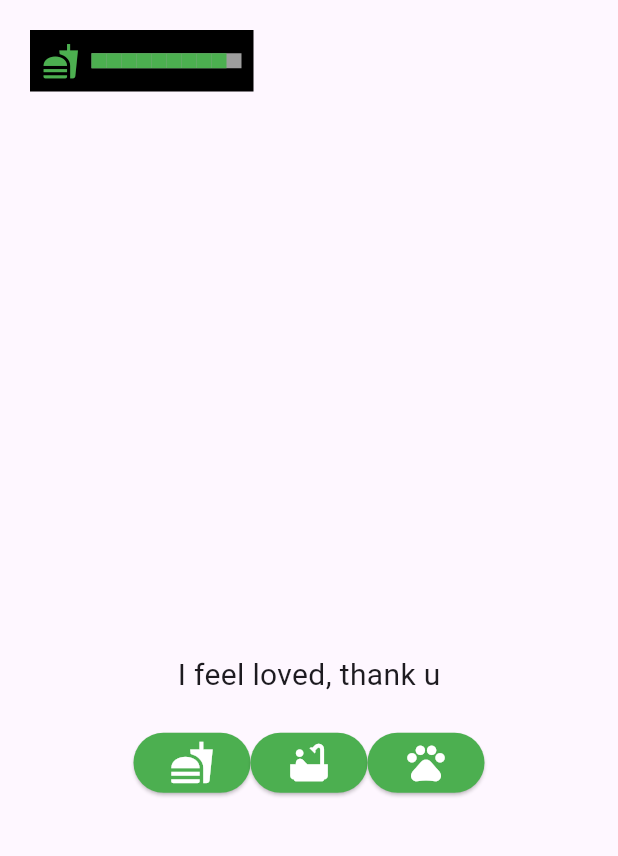
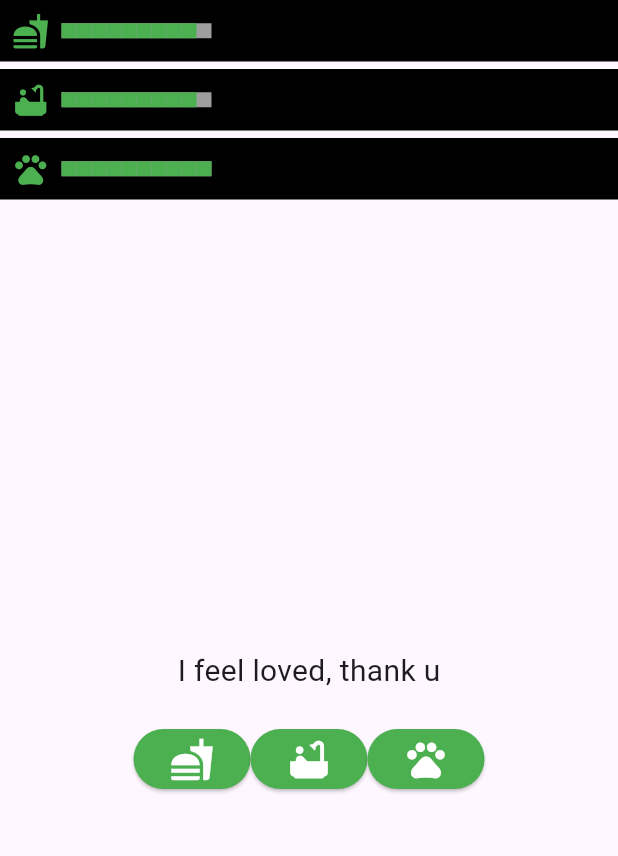
Before and after one commit to Jusss10/PetGame, a Flutter app: the screen it shows after launch, after a tap on the "fastfood" icon, after a tap on the "bathtub" icon, after a tap on the "pets" icon, on a phone screen of 412 x 824 dp, the part 84-940 px from its top. Run offline on Flutter 3.47's test engine with Material 3 defaults, Android fonts, the light colour scheme and no system bars; our stand-ins replace shared_preferences.

Commit message:
Changed so that the needModel gets opgeroepd in homepage for each individual. its ugly but it works

```diff
--- a/lib/screens/home_page.dart
+++ b/lib/screens/home_page.dart
@@ -15,7 +15,7 @@ class MyHomePage extends StatefulWidget {
 
 class _MyHomePageState extends State<MyHomePage> {
   String petStatus = " ";
-  final NeedModel needModel = NeedModel();// initialize need models
+  final NeedModel needModel = NeedModel(); // initialize need models
 
   @override
   void initState() {
@@ -31,7 +31,8 @@ class _MyHomePageState extends State<MyHomePage> {
     setState(() {
       petStatus = "mmmhhh delicious";
     });
-    needModel.updateHungerLevel(needModel.hungerLevel + 2); // increase hunger level
+    needModel.updateHungerLevel(
+        needModel.hungerLevel + 2); // increase hunger level
   }
 
   void bathPet() {
@@ -54,16 +55,24 @@ class _MyHomePageState extends State<MyHomePage> {
       appBar: AppBar(
         title: Text(widget.title),
       ),
-      body: Stack(
+      body: Column( //now it vertically
         children: [
-          Positioned(
-            top: 20,
-            left: 20,
-            child: CustomContainer(
-              icon: Icons.fastfood,
-              needModel: needModel,
-            ),
+          CustomContainer(
+            icon: Icons.fastfood,
+            needStream: needModel.hungerStream,
           ),
+          const SizedBox(height: 5),
+          CustomContainer(
+            icon: Icons.bathtub,
+            needStream: needModel.dirtyStream,
+          ),
+          const SizedBox(height: 5),
+          CustomContainer(
+            icon: Icons.pets,
+            needStream: needModel.attentionStream,
+          ),
+          const SizedBox(height: 100),
+
           Center(
             child: Column(
               mainAxisAlignment: MainAxisAlignment.center,
--- a/lib/widgets/custom_container.dart
+++ b/lib/widgets/custom_container.dart
@@ -1,23 +1,22 @@
 import 'package:flutter/material.dart';
-import 'package:pet_game/models/need_model.dart';
 //import 'package:pet_game/models/hunger_model.dart';
 
 class CustomContainer extends StatelessWidget {
   final IconData icon;
-  final NeedModel needModel;
+  final Stream<int> needStream; //make a globalStream
 
-  const CustomContainer({super.key, required this.icon, required this.needModel});
+  const CustomContainer({super.key, required this.icon, required this.needStream});
 
   @override
   Widget build(BuildContext context) {
     return StreamBuilder<int>(
-      stream: needModel.hungerStream,
+      stream: needStream,
       builder: (context, snapshot) {
         if (snapshot.connectionState == ConnectionState.waiting) {
           return CircularProgressIndicator();
         }
 
-        int hungerLevel = snapshot.data ?? 10;
+        int needLevel = snapshot.data ?? 10;
 
         return Container(
           padding: const EdgeInsets.all(8),
@@ -31,7 +30,7 @@ class CustomContainer extends StatelessWidget {
                 height: 10,
                 color: Colors.grey,
                 child: Row(
-                  children: List.generate( hungerLevel, (index) =>
+                  children: List.generate(needLevel, (index) =>
                   Container(
                       width: 10,
                       height: 10,
```
